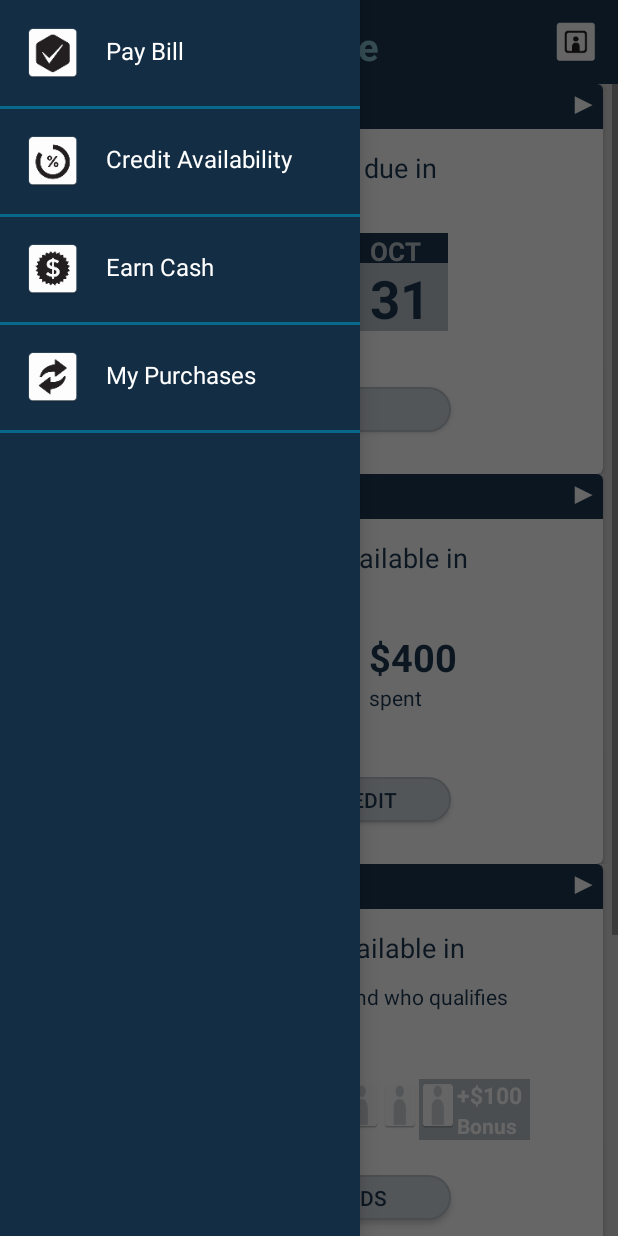
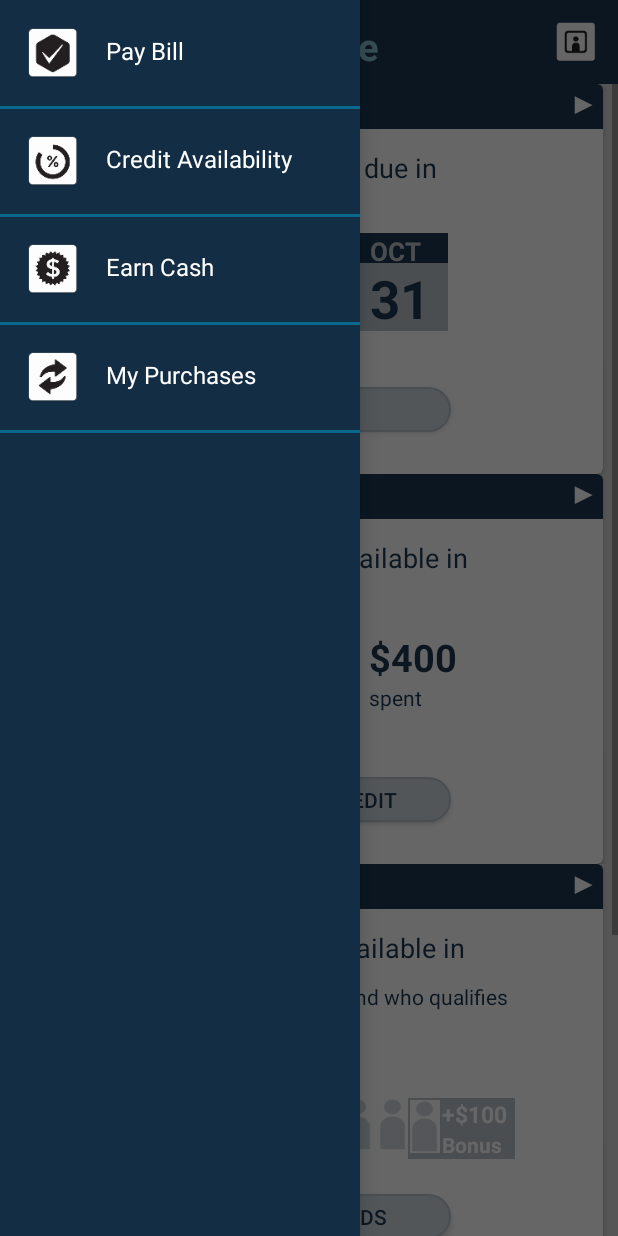
Before and after one commit to anshilbhansali/SelfScoreApp, an Android app: the MainActivity screen opened directly, with no data from a screen before it, with the side drawer open, on a phone screen of 412 x 824 dp. Run offline under Robolectric (Android 15) with nearby library versions, the phone set to English and light mode, and no system bars.

Commit message:
used proper icons for friends in earn cash cardview

```diff
--- a/app/src/main/res/layout/earn_cash_content.xml
+++ b/app/src/main/res/layout/earn_cash_content.xml
@@ -3,7 +3,8 @@
     android:orientation="vertical"
     android:layout_width="match_parent"
     android:layout_height="match_parent"
-    android:gravity="center">
+    android:gravity="center"
+    android:background="@color/colorWhite">
 
     <LinearLayout
         android:layout_width="wrap_content"
@@ -34,8 +35,9 @@
 
     <LinearLayout
         android:layout_width="wrap_content"
-        android:layout_height="25dp"
-        android:layout_marginRight="110dp"
+        android:layout_height="wrap_content"
+        android:layout_marginRight="100dp"
+        android:layout_marginBottom="0dp"
         android:gravity="left">
 
         <include layout="@layout/text_bubble"></include>
@@ -50,41 +52,50 @@
         <TextView
             android:layout_width="@dimen/person_icon_width"
             android:layout_height="@dimen/person_icon_height"
-            android:background="@mipmap/person_green"
+            android:background="@drawable/person_green"
             android:textColor="#ffffff"
-            android:shadowColor="#31fe03" />
+            android:shadowColor="#31fe03"
+            android:layout_marginLeft="3dp"/>
         <TextView
             android:layout_width="@dimen/person_icon_width"
             android:layout_height="@dimen/person_icon_height"
-            android:background="@mipmap/person_green"/>
+            android:background="@drawable/person_green"
+            android:layout_marginLeft="3dp"/>
         <TextView
             android:layout_width="@dimen/person_icon_width"
             android:layout_height="@dimen/person_icon_height"
-            android:background="@mipmap/person_grey"/>
+            android:background="@drawable/person_grey"
+            android:layout_marginLeft="3dp"/>
         <TextView
             android:layout_width="@dimen/person_icon_width"
             android:layout_height="@dimen/person_icon_height"
-            android:background="@mipmap/person_grey"/>
+            android:background="@drawable/person_grey"
+            android:layout_marginLeft="3dp"/>
         <TextView
             android:layout_width="@dimen/person_icon_width"
             android:layout_height="@dimen/person_icon_height"
-            android:background="@mipmap/person_grey"/>
+            android:background="@drawable/person_grey"
+            android:layout_marginLeft="3dp"/>
         <TextView
             android:layout_width="@dimen/person_icon_width"
             android:layout_height="@dimen/person_icon_height"
-            android:background="@mipmap/person_grey"/>
+            android:background="@drawable/person_grey"
+            android:layout_marginLeft="3dp"/>
         <TextView
             android:layout_width="@dimen/person_icon_width"
             android:layout_height="@dimen/person_icon_height"
-            android:background="@mipmap/person_grey"/>
+            android:background="@drawable/person_grey"
+            android:layout_marginLeft="3dp"/>
         <TextView
             android:layout_width="@dimen/person_icon_width"
             android:layout_height="@dimen/person_icon_height"
-            android:background="@mipmap/person_grey"/>
+            android:background="@drawable/person_grey"
+            android:layout_marginLeft="3dp"/>
         <TextView
             android:layout_width="@dimen/person_icon_width"
             android:layout_height="@dimen/person_icon_height"
-            android:background="@mipmap/person_grey"/>
+            android:background="@drawable/person_grey"
+            android:layout_marginLeft="3dp"/>
 
         <LinearLayout
             android:layout_width="wrap_content"
@@ -96,7 +107,8 @@
             <TextView
                 android:layout_width="@dimen/person_icon_width"
                 android:layout_height="@dimen/person_icon_height"
-                android:background="@mipmap/person_grey"/>
+                android:background="@drawable/person_grey"
+                android:layout_margin="1dp"/>
             <LinearLayout
                 android:layout_width="wrap_content"
                 android:layout_height="wrap_content"
--- a/app/src/main/res/values/dimens.xml
+++ b/app/src/main/res/values/dimens.xml
@@ -2,6 +2,6 @@
     <!-- Default screen margins, per the Android Design guidelines. -->
     <dimen name="activity_horizontal_margin">16dp</dimen>
     <dimen name="activity_vertical_margin">16dp</dimen>
-    <dimen name="person_icon_width">25dp</dimen>
+    <dimen name="person_icon_width">20dp</dimen>
     <dimen name="person_icon_height">35dp</dimen>
 </resources>
```
Also changed, not shown: app/src/main/res/drawable/person_green.png (added), app/src/main/res/drawable/person_grey.png (added).
